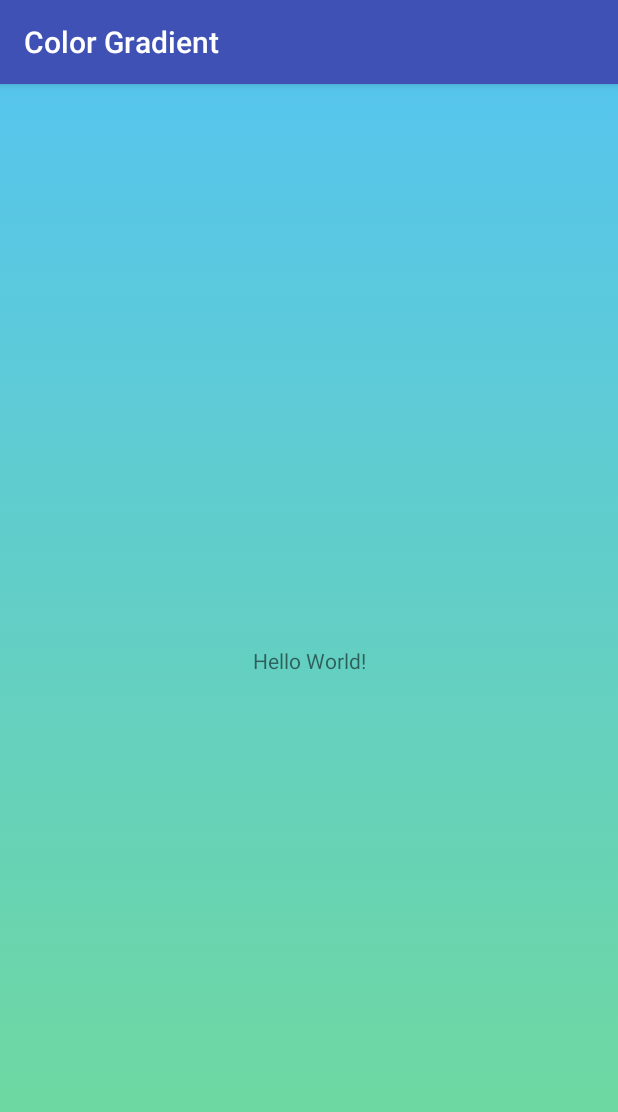
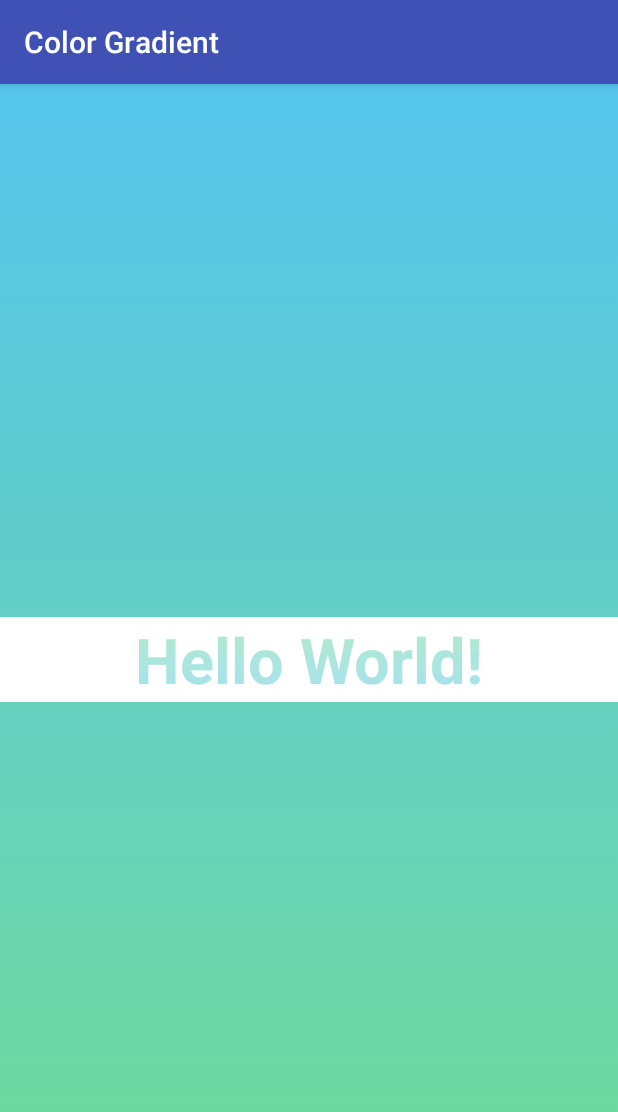
Before and after one commit to abhac06/ColorGradient, an Android app: the screen it shows after launch (MainActivity), on a phone screen of 412 x 824 dp. Shown: the top 1112 px of the screen. Run offline under Robolectric (Android 15) with nearby library versions, the phone set to English and light mode, and no system bars.

Commit message:
Applied gradient color to textview

```diff
--- a/app/src/main/java/com/androidpractice/abha/colorgradient/MainActivity.java
+++ b/app/src/main/java/com/androidpractice/abha/colorgradient/MainActivity.java
@@ -1,13 +1,30 @@
 package com.androidpractice.abha.colorgradient;
 
+import android.graphics.Color;
+import android.graphics.LinearGradient;
+import android.graphics.Shader;
 import android.support.v7.app.AppCompatActivity;
 import android.os.Bundle;
+import android.widget.TextView;
 
 public class MainActivity extends AppCompatActivity {
+
+//    TextView textView;
 
     @Override
     protected void onCreate(Bundle savedInstanceState) {
         super.onCreate(savedInstanceState);
         setContentView(R.layout.activity_main);
+
+//        textView = (TextView) findViewById(R.id.textView);
+
+        TextView textView = new TextView(this);
+        textView = (TextView) findViewById(R.id.textView);
+        Shader textShader = new LinearGradient(0, 0, 0, 90,
+//                new int[]{Color.BLUE,Color.GREEN},
+//                new int[]{R.color.gradientStartColor, R.color.gradientEndColor},
+                new int[]{getResources().getColor(R.color.gradientStartColor), getResources().getColor(R.color.gradientEndColor)},
+                new float[]{0, 1}, Shader.TileMode.CLAMP);
+        textView.getPaint().setShader(textShader);
     }
 }
--- a/app/src/main/res/layout/activity_main.xml
+++ b/app/src/main/res/layout/activity_main.xml
@@ -1,5 +1,5 @@
 <?xml version="1.0" encoding="utf-8"?>
-<android.support.constraint.ConstraintLayout xmlns:android="http://schemas.android.com/apk/res/android"
+<RelativeLayout xmlns:android="http://schemas.android.com/apk/res/android"
     xmlns:app="http://schemas.android.com/apk/res-auto"
     xmlns:tools="http://schemas.android.com/tools"
     android:layout_width="match_parent"
@@ -7,13 +7,22 @@
     android:background="@drawable/color_gradient"
     tools:context="com.androidpractice.abha.colorgradient.MainActivity">
 
-    <TextView
-        android:layout_width="wrap_content"
+    <LinearLayout
+        android:layout_width="match_parent"
         android:layout_height="wrap_content"
-        android:text="Hello World!"
-        app:layout_constraintBottom_toBottomOf="parent"
-        app:layout_constraintLeft_toLeftOf="parent"
-        app:layout_constraintRight_toRightOf="parent"
-        app:layout_constraintTop_toTopOf="parent" />
+        android:orientation="horizontal"
+        android:layout_centerInParent="true"
+        android:background="#ffffff"
+        android:weightSum="1">
 
-</android.support.constraint.ConstraintLayout>
+        <TextView
+            android:id="@+id/textView"
+            android:layout_width="match_parent"
+            android:layout_height="wrap_content"
+            android:text="Hello World!"
+            android:textStyle="bold"
+            android:gravity="center"
+            android:textSize="42dp"/>
+    </LinearLayout>
+
+</RelativeLayout>
--- a/app/src/main/res/values/colors.xml
+++ b/app/src/main/res/values/colors.xml
@@ -3,4 +3,6 @@
     <color name="colorPrimary">#3F51B5</color>
     <color name="colorPrimaryDark">#303F9F</color>
     <color name="colorAccent">#FF4081</color>
+    <color name="gradientStartColor">#71da98</color>
+    <color name="gradientEndColor">#56c5ed</color>
 </resources>
```
